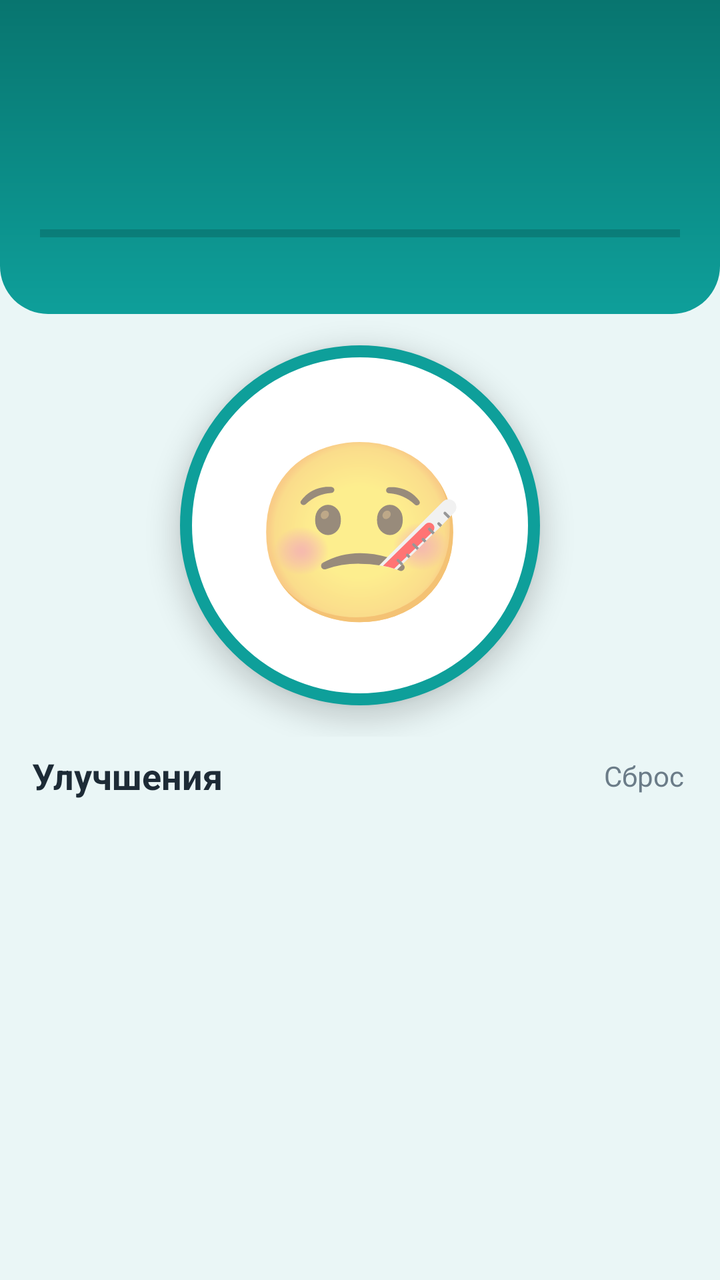
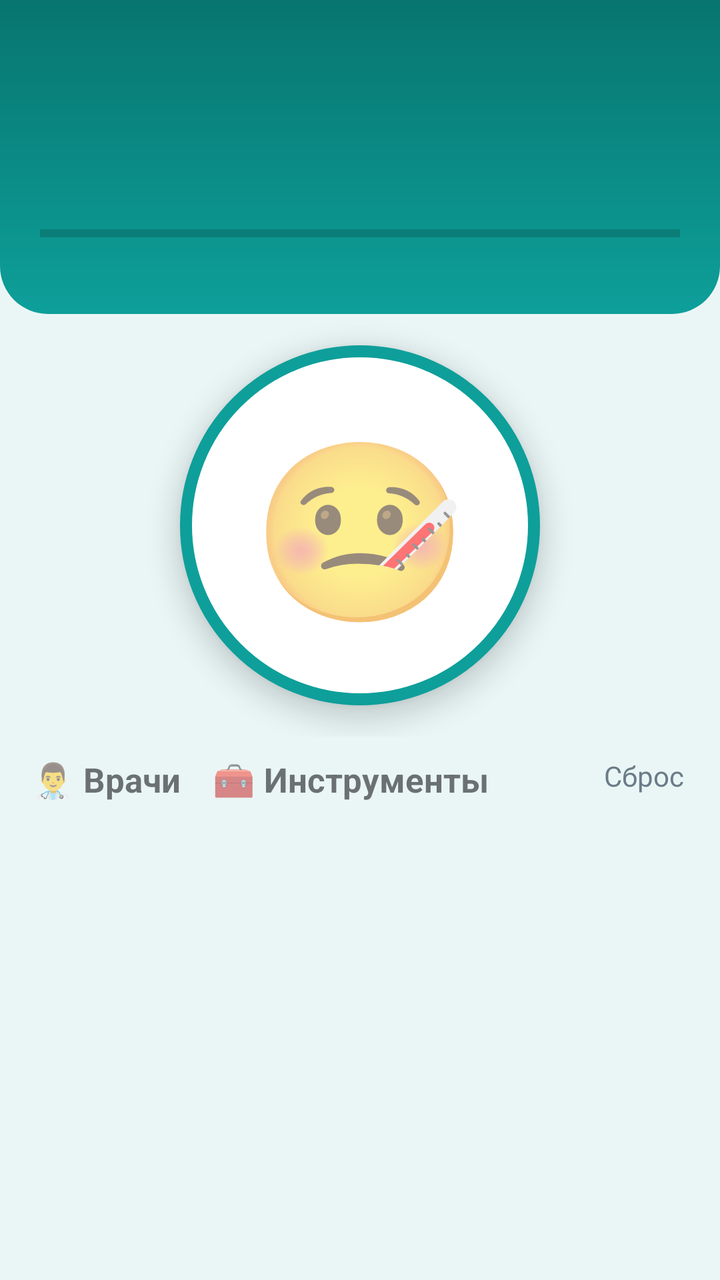

An Android layout rendered at two revisions. The XML below is the earlier revision; the diff shows what the commit changed to produce the second picture.
<!-- AndroidManifest.xml: application theme AppTheme -->
<!-- res/layout/activity_main.xml -->
<?xml version="1.0" encoding="utf-8"?>
<LinearLayout xmlns:android="http://schemas.android.com/apk/res/android"
    android:layout_width="match_parent"
    android:layout_height="match_parent"
    android:background="@color/bg"
    android:orientation="vertical">

    
    <LinearLayout
        android:layout_width="match_parent"
        android:layout_height="wrap_content"
        android:background="@drawable/bg_header"
        android:orientation="vertical"
        android:paddingStart="20dp"
        android:paddingTop="16dp"
        android:paddingEnd="20dp"
        android:paddingBottom="16dp">

        <TextView
            android:id="@+id/rankText"
            android:layout_width="wrap_content"
            android:layout_height="wrap_content"
            android:textColor="#D6FFFD"
            android:textSize="15sp"
            android:textStyle="bold" />

        <TextView
            android:id="@+id/moneyText"
            android:layout_width="wrap_content"
            android:layout_height="wrap_content"
            android:layout_marginTop="2dp"
            android:textColor="#FFFFFF"
            android:textSize="34sp"
            android:textStyle="bold" />

        <TextView
            android:id="@+id/incomeText"
            android:layout_width="wrap_content"
            android:layout_height="wrap_content"
            android:textColor="#D6FFFD"
            android:textSize="14sp" />

        <ProgressBar
            android:id="@+id/rankProgress"
            style="@android:style/Widget.Material.ProgressBar.Horizontal"
            android:layout_width="match_parent"
            android:layout_height="8dp"
            android:layout_marginTop="10dp"
            android:max="1000"
            android:progressTint="@color/gold" />

        <TextView
            android:id="@+id/nextRankText"
            android:layout_width="wrap_content"
            android:layout_height="wrap_content"
            android:layout_marginTop="4dp"
            android:textColor="#D6FFFD"
            android:textSize="12sp" />
    </LinearLayout>

    
    <FrameLayout
        android:id="@+id/clickArea"
        android:layout_width="match_parent"
        android:layout_height="0dp"
        android:layout_weight="1"
        android:clipChildren="false">

        <TextView
            android:id="@+id/patientButton"
            android:layout_width="180dp"
            android:layout_height="180dp"
            android:layout_gravity="center"
            android:background="@drawable/bg_patient"
            android:elevation="8dp"
            android:gravity="center"
            android:text="🤒"
            android:textSize="88sp" />

        <TextView
            android:id="@+id/patientsText"
            android:layout_width="wrap_content"
            android:layout_height="wrap_content"
            android:layout_gravity="bottom|center_horizontal"
            android:layout_marginBottom="8dp"
            android:textColor="@color/text_muted"
            android:textSize="14sp" />

        <TextView
            android:id="@+id/emergencyButton"
            android:layout_width="wrap_content"
            android:layout_height="wrap_content"
            android:layout_gravity="top|end"
            android:layout_margin="12dp"
            android:background="@drawable/bg_emergency"
            android:elevation="6dp"
            android:paddingStart="16dp"
            android:paddingTop="10dp"
            android:paddingEnd="16dp"
            android:paddingBottom="10dp"
            android:text="🚑 Экстренный пациент!"
            android:textColor="#FFFFFF"
            android:textSize="15sp"
            android:textStyle="bold"
            android:visibility="gone" />
    </FrameLayout>

    
    <LinearLayout
        android:layout_width="match_parent"
        android:layout_height="wrap_content"
        android:gravity="center_vertical"
        android:orientation="horizontal"
        android:paddingStart="16dp"
        android:paddingEnd="8dp">

        <TextView
            android:layout_width="0dp"
            android:layout_height="wrap_content"
            android:layout_weight="1"
            android:text="Улучшения"
            android:textColor="@color/text"
            android:textSize="18sp"
            android:textStyle="bold" />

        <TextView
            android:id="@+id/resetButton"
            android:layout_width="wrap_content"
            android:layout_height="wrap_content"
            android:padding="10dp"
            android:text="Сброс"
            android:textColor="@color/text_muted"
            android:textSize="14sp" />
    </LinearLayout>

    <ScrollView
        android:layout_width="match_parent"
        android:layout_height="0dp"
        android:layout_weight="1.1">

        <LinearLayout
            android:id="@+id/upgradesContainer"
            android:layout_width="match_parent"
            android:layout_height="wrap_content"
            android:orientation="vertical"
            android:paddingStart="12dp"
            android:paddingEnd="12dp"
            android:paddingBottom="12dp" />
    </ScrollView>
</LinearLayout>
<!-- resources referenced by this layout -->
<resources>
  <color name="bg">#EAF6F6</color>
  <color name="gold">#F2A900</color>
  <color name="text">#1D2B36</color>
  <color name="text_muted">#6B7C88</color>
  <!-- drawable bg_emergency (drawable) -->
  <?xml version="1.0" encoding="utf-8"?>
  <shape xmlns:android="http://schemas.android.com/apk/res/android" android:shape="rectangle">
      <solid android:color="@color/accent" />
      <corners android:radius="24dp" />
  </shape>
  <!-- drawable bg_header (drawable) -->
  <?xml version="1.0" encoding="utf-8"?>
  <shape xmlns:android="http://schemas.android.com/apk/res/android" android:shape="rectangle">
      <gradient android:angle="270" android:startColor="@color/primary_dark" android:endColor="@color/primary" />
      <corners android:bottomLeftRadius="24dp" android:bottomRightRadius="24dp" />
  </shape>
  <!-- drawable bg_patient (drawable) -->
  <?xml version="1.0" encoding="utf-8"?>
  <shape xmlns:android="http://schemas.android.com/apk/res/android" android:shape="oval">
      <solid android:color="#FFFFFF" />
      <stroke android:width="6dp" android:color="@color/primary" />
  </shape>
  <style name="AppTheme" parent="android:Theme.Material.Light.NoActionBar">
          <item name="android:colorPrimary">@color/primary</item>
          <item name="android:colorPrimaryDark">@color/primary_dark</item>
          <item name="android:colorAccent">@color/accent</item>
          <item name="android:statusBarColor">@color/primary_dark</item>
          <item name="android:windowBackground">@color/bg</item>
      </style>
  <color name="accent">#E53950</color>
  <color name="primary_dark">#08756F</color>
  <color name="primary">#0E9F9A</color>
</resources>

<!-- the commit's change to res/layout/activity_main.xml (unified diff, before → after) -->
@@ -115,13 +115,31 @@
         android:paddingEnd="8dp">
 
         <TextView
+            android:id="@+id/tabDoctors"
+            android:layout_width="wrap_content"
+            android:layout_height="wrap_content"
+            android:paddingTop="10dp"
+            android:paddingEnd="16dp"
+            android:paddingBottom="6dp"
+            android:text="👨‍⚕️ Врачи"
+            android:textSize="17sp"
+            android:textStyle="bold" />
+
+        <TextView
+            android:id="@+id/tabTools"
+            android:layout_width="wrap_content"
+            android:layout_height="wrap_content"
+            android:paddingTop="10dp"
+            android:paddingEnd="16dp"
+            android:paddingBottom="6dp"
+            android:text="🧰 Инструменты"
+            android:textSize="17sp"
+            android:textStyle="bold" />
+
+        <View
             android:layout_width="0dp"
-            android:layout_height="wrap_content"
-            android:layout_weight="1"
-            android:text="Улучшения"
-            android:textColor="@color/text"
-            android:textSize="18sp"
-            android:textStyle="bold" />
+            android:layout_height="1dp"
+            android:layout_weight="1" />
 
         <TextView
             android:id="@+id/resetButton"
<!-- resource entries referenced after the edit -->
@@ -2,7 +2,6 @@
 <resources>
   <color name="bg">#EAF6F6</color>
   <color name="gold">#F2A900</color>
-  <color name="text">#1D2B36</color>
   <color name="text_muted">#6B7C88</color>
   <!-- drawable bg_emergency (drawable) -->
   <?xml version="1.0" encoding="utf-8"?>
